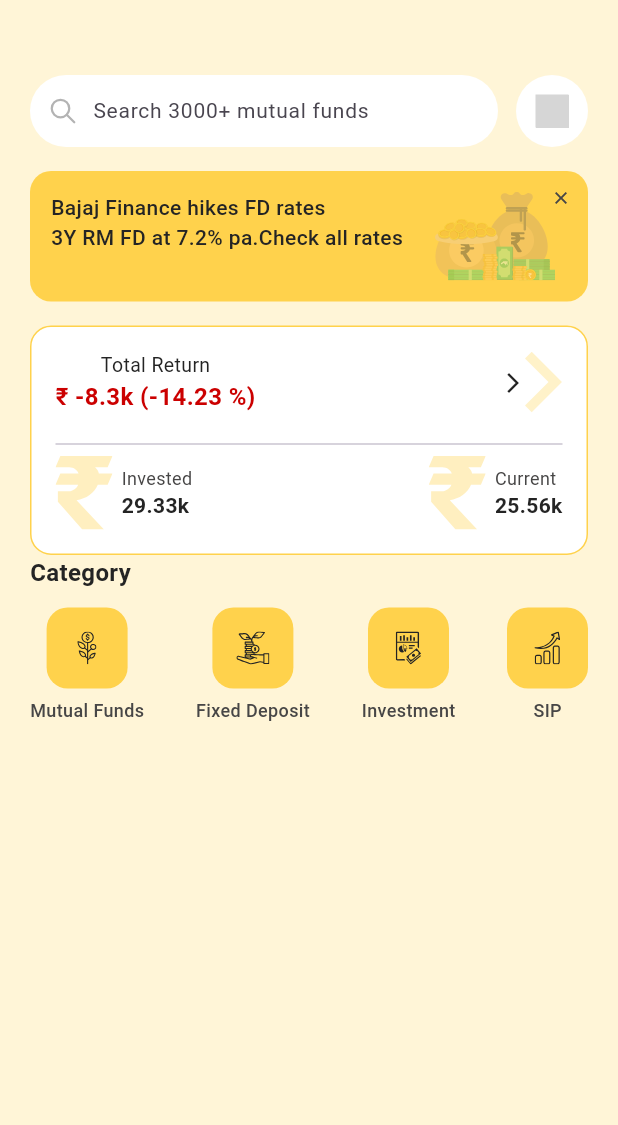
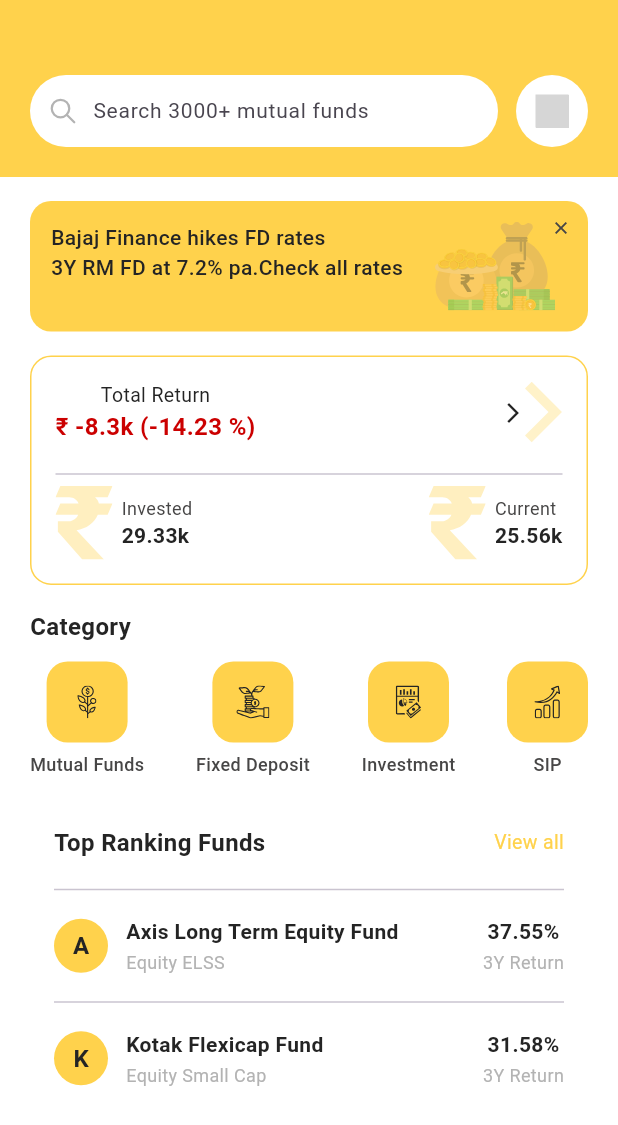
Before and after one commit to Smatyab/task1, a Flutter app: the screen it shows after launch, on a phone screen of 412 x 824 dp. Shown: the top 1125 px of the screen. Run offline on Flutter 3.47's test engine with Material 3 defaults, Android fonts, the phone set to English and light mode, and no system bars; our stand-ins replace device_preview, flutter_svg; grey boxes are pictures that could not be loaded.

Commit message:
toprankingfunds done

```diff
--- a/lib/Home/Dashboard.dart
+++ b/lib/Home/Dashboard.dart
@@ -1,5 +1,6 @@
 import 'package:flutter/material.dart';
 import 'package:task1/Home/SearchbarWidget.dart';
+import 'package:task1/Home/TopRankingFunds.dart';
 import 'package:task1/Home/category_row_widget.dart';
 import 'package:task1/Home/portfolio_card_widget.dart';
 
@@ -12,20 +13,39 @@ class Dashboard extends StatelessWidget {
   @override
   Widget build(BuildContext context) {
     return Scaffold(
-      backgroundColor: AppColors.background,
+      backgroundColor: AppColors.card,
       body: SingleChildScrollView(
-        child: Padding(
-          padding: EdgeInsets.only(top: 50, left: 20, right: 20),
+        child: Column(
+          children: [
+            Container(
+              width: double.infinity, // Ensures it stretches edge-to-edge
+              color: AppColors.primary,
+              padding: const EdgeInsets.only(
+                top: 50,
+                left: 20,
+                right: 20,
+                bottom: 20,
+              ),
+              child: const SearchBarWidget(),
+            ),
+
+            Padding(
+              padding: const EdgeInsets.symmetric(horizontal: 20),
               child: Column(
                 children: const [
-              SearchBarWidget(),
                   SizedBox(height: 16),
                   AdsCardWidget(),
                   SizedBox(height: 16),
                   PortfolioCardWidget(),
+                  SizedBox(height: 16),
                   CategoryRowWidget(),
+                  SizedBox(height: 16),
+                  TopRankingFundsWidget(),
+                  SizedBox(height: 20), // Bottom spacer
                 ],
               ),
+            ),
+          ],
         ),
       ),
     );
--- /dev/null
+++ b/lib/Home/TopRankingFunds.dart
@@ -0,0 +1,143 @@
+import 'package:flutter/material.dart';
+
+import '../utils/colors.dart';
+
+class TopRankingFundsWidget extends StatelessWidget {
+  const TopRankingFundsWidget({super.key});
+
+  @override
+  Widget build(BuildContext context) {
+    return Container(
+      padding: const EdgeInsets.all(16),
+      decoration: BoxDecoration(
+        color: AppColors.card,
+        borderRadius: BorderRadius.circular(14),
+      ),
+      child: Column(
+        children: [
+          Row(
+            mainAxisAlignment: MainAxisAlignment.spaceBetween,
+            children: const [
+              Text(
+                "Top Ranking Funds",
+                style: TextStyle(
+                  fontSize: 16,
+                  fontWeight: FontWeight.w600,
+                  color: AppColors.textDark,
+                ),
+              ),
+              Text(
+                "View all",
+                style: TextStyle(fontSize: 13, color: AppColors.primary),
+              ),
+            ],
+          ),
+
+          const SizedBox(height: 12),
+          const Divider(),
+
+          fundItem(
+            iconText: "A",
+            name: "Axis Long Term Equity Fund",
+            category: "Equity ELSS",
+            returns: "37.55%",
+          ),
+
+          const Divider(),
+
+          fundItem(
+            iconText: "K",
+            name: "Kotak Flexicap Fund",
+            category: "Equity Small Cap",
+            returns: "31.58%",
+          ),
+        ],
+      ),
+    );
+  }
+
+  Widget fundItem({
+    required String iconText,
+    required String name,
+    required String category,
+    required String returns,
+  }) {
+    return InkWell(
+      onTap: () {},
+      child: Padding(
+        padding: const EdgeInsets.symmetric(vertical: 10),
+        child: Row(
+          children: [
+            Container(
+              height: 36,
+              width: 36,
+              decoration: BoxDecoration(
+                color: AppColors.primary,
+                shape: BoxShape.circle,
+              ),
+              child: Center(
+                child: Text(
+                  iconText,
+                  style: const TextStyle(
+                    fontSize: 16,
+                    fontWeight: FontWeight.w600,
+                    color: AppColors.textDark,
+                  ),
+                ),
+              ),
+            ),
+
+            const SizedBox(width: 12),
+
+            Expanded(
+              child: Column(
+                crossAxisAlignment: CrossAxisAlignment.start,
+                children: [
+                  Text(
+                    name,
+                    maxLines: 1,
+                    overflow: TextOverflow.ellipsis,
+                    style: const TextStyle(
+                      fontSize: 14,
+                      fontWeight: FontWeight.w600,
+                      color: AppColors.textDark,
+                    ),
+                  ),
+                  const SizedBox(height: 2),
+                  Text(
+                    category,
+                    style: const TextStyle(
+                      fontSize: 12,
+                      color: AppColors.textLight,
+                    ),
+                  ),
+                ],
+              ),
+            ),
+
+            Column(
+              children: [
+                Text(
+                  returns,
+                  style: const TextStyle(
+                    fontSize: 14,
+                    fontWeight: FontWeight.w600,
+                    color: AppColors.textDark,
+                  ),
+                ),
+                const SizedBox(height: 2),
+                Text(
+                  "3Y Return",
+                  style: const TextStyle(
+                    fontSize: 12,
+                    color: AppColors.textLight,
+                  ),
+                ),
+              ],
+            ),
+          ],
+        ),
+      ),
+    );
+  }
+}
```
Also changed, not shown: screens/img.png. Lines whose indentation alone changed are shown as unchanged.
